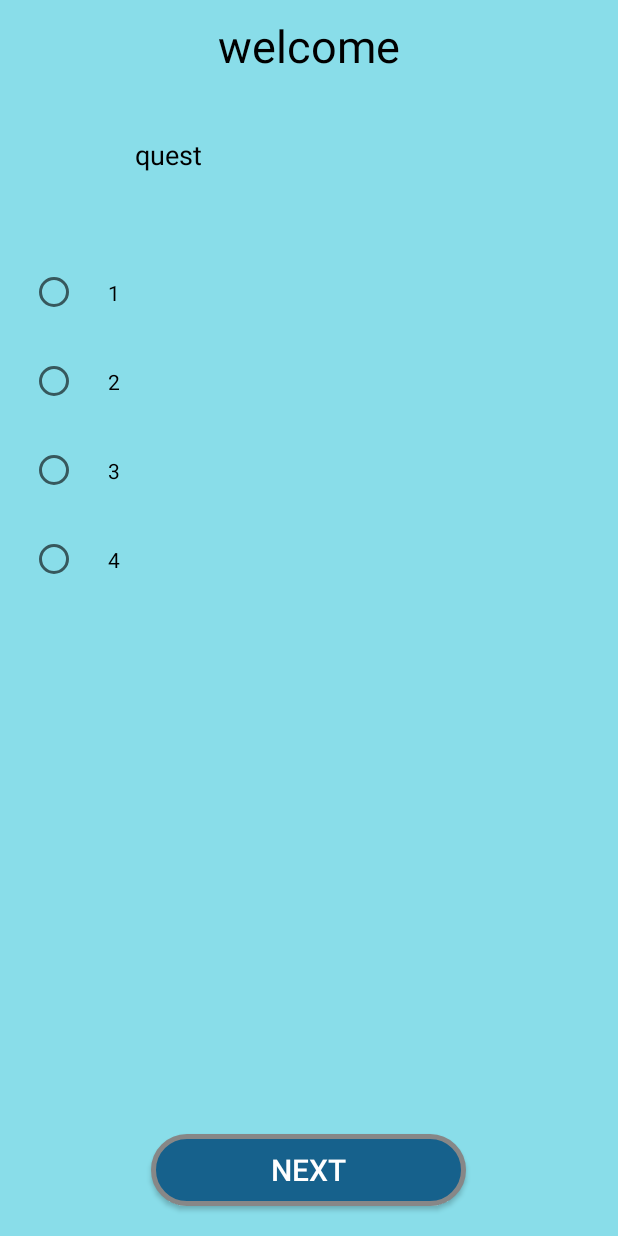
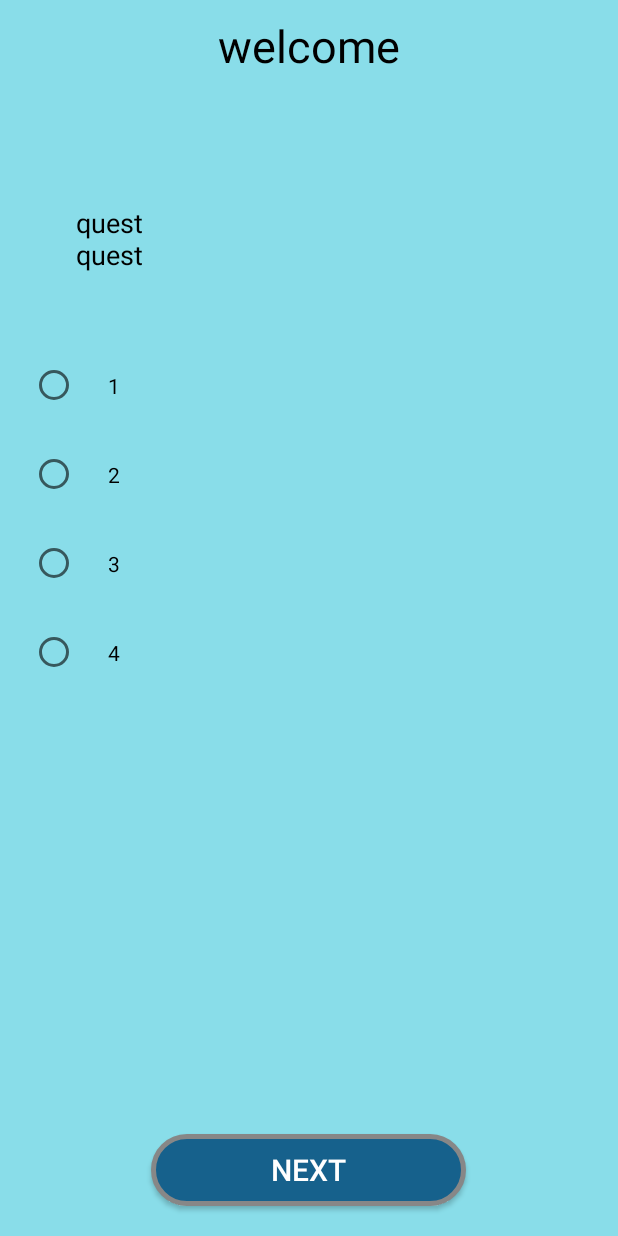
Before and after one commit to dorshamir55/StudentPersonalityQuizApp, an Android app: the layout activity_quiz.xml on its own in the app's theme, with its tools: preview values and no code run, on a phone screen of 412 x 824 dp. Run offline under Robolectric (Android 15) with nearby library versions, the phone set to English and light mode, and no system bars.

Commit message:
fix for hebrew version

```diff
--- a/app/src/main/java/com/example/studentpersonalityquizapp/QuizActivity.java
+++ b/app/src/main/java/com/example/studentpersonalityquizapp/QuizActivity.java
@@ -105,7 +105,7 @@ public class QuizActivity extends AppCompatActivity {
 
         if (questionCounter < 10) {
             questionTextView.setText(questionsMap.get(questionCounter));
-            questionNumberTextView.setText(String.valueOf(questionCounter));
+            questionNumberTextView.setText(String.valueOf(questionCounter)+".");
             radioButton1.setText(answersMap.get(questionCounter).get(0));
             radioButton2.setText(answersMap.get(questionCounter).get(1));
             radioButton3.setText(answersMap.get(questionCounter).get(2));
@@ -114,7 +114,7 @@ public class QuizActivity extends AppCompatActivity {
         } else if (questionCounter == 10) // last question
         {
             questionTextView.setText(questionsMap.get(questionCounter));
-            questionNumberTextView.setText(String.valueOf(questionCounter));
+            questionNumberTextView.setText(String.valueOf(questionCounter)+".");
             radioButton1.setText(answersMap.get(questionCounter).get(0));
             radioButton2.setText(answersMap.get(questionCounter).get(1));
             radioButton3.setText(answersMap.get(questionCounter).get(2));
--- a/app/src/main/res/layout/activity_quiz.xml
+++ b/app/src/main/res/layout/activity_quiz.xml
@@ -16,23 +16,29 @@
         android:textSize="30sp" />
 
     <TableRow
-        android:layout_width="wrap_content"
-        android:layout_height="wrap_content">
+        android:layout_width="match_parent"
+        android:layout_height="wrap_content"
+        android:layout_marginTop="50dp">
+
         <TextView
             android:id="@+id/textView_questionNumber"
-            android:layout_width="40dp"
-            android:layout_height="wrap_content"
-            android:layout_margin="20dp"
+            android:layout_width="25dp"
+            android:layout_height="25dp"
+            android:layout_gravity="center"
+            android:layout_margin="10dp"
+            android:layout_marginStart="30dp"
+            android:layout_marginEnd="0dp"
             android:textColor="#000000"
-            android:textSize="25sp"/>
+            android:textSize="18sp" />
+
         <TextView
             android:id="@+id/textView_question"
             android:layout_width="match_parent"
             android:layout_height="wrap_content"
+            android:layout_gravity="center"
             android:layout_marginVertical="20dp"
-            android:layout_marginRight="20dp"
-            android:padding="10dp"
-            android:text="quest"
+            android:padding="5dp"
+            android:text="quest\nquest"
             android:textColor="#000000"
             android:textSize="18sp" />
     </TableRow>
@@ -43,7 +49,9 @@
         android:layout_height="wrap_content"
         android:layout_marginLeft="20dp"
         android:layout_marginRight="20dp"
-        android:layout_marginVertical="20dp">
+        android:layout_marginTop="35dp"
+        android:layout_marginVertical="20dp"
+        >
 
         <RadioButton
             android:id="@+id/radio_button1"
@@ -91,6 +99,7 @@
             android:textColor="#FFFFFF"
             android:textSize="20sp"
             android:clickable="true"
+            android:focusable="true"
             android:text="@string/nextQuestion" />
     </LinearLayout>
 </LinearLayout>
```
